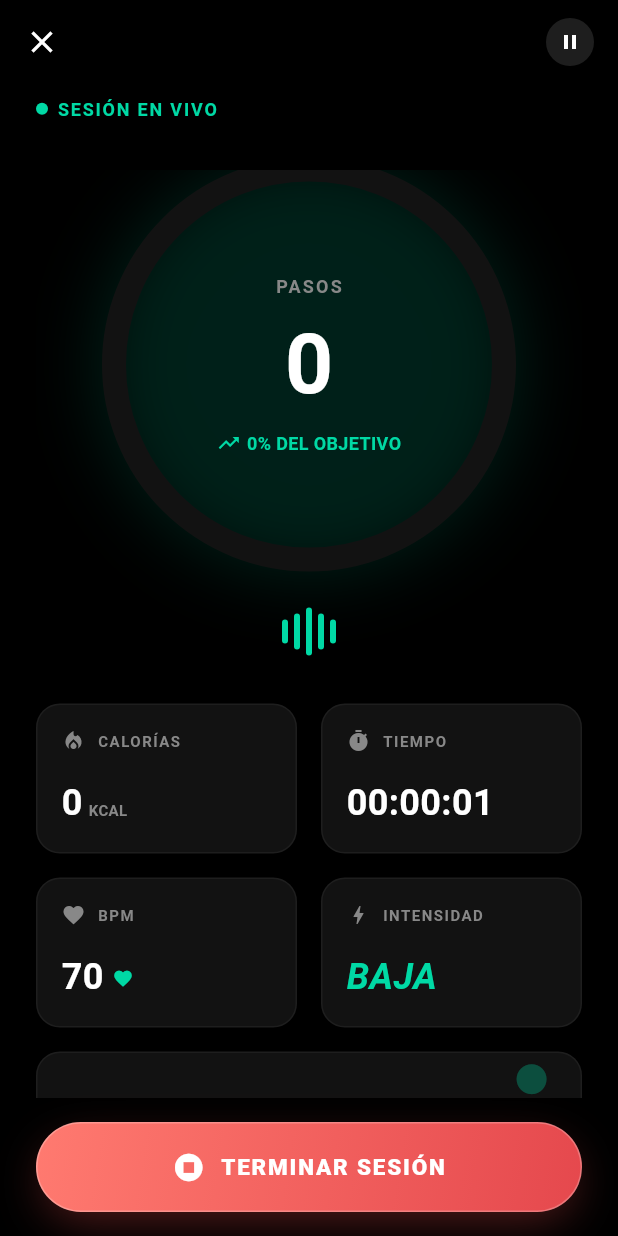
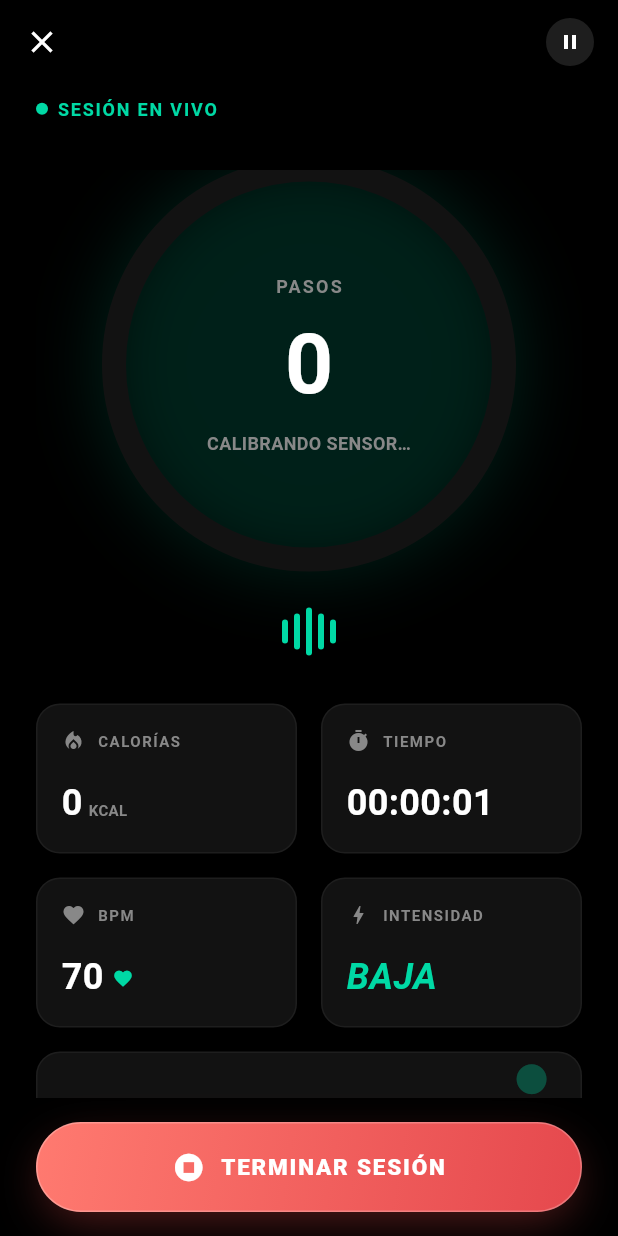
Before and after one commit to geroveglia/looped-mvp, a Flutter app: the SoloDanceScreen screen opened directly, after a tap on "EMPEZAR A BAILAR", on a phone screen of 412 x 824 dp. Run offline on Flutter 3.47's test engine with Material 3 defaults, Android fonts, the phone set to English and light mode, and no system bars; our stand-ins replace flutter_local_notifications, flutter_map, geolocator, google_sign_in, image_picker, latlong2 and 7 more; missing offline and left inert: flutter_foreground_task; accounts and stored records are empty; network calls fail.

Commit message:
fix(steps): cap pedometer points, and stop the counter from teleporting
Reported from a real session: the step count sat still for a few seconds
after starting, then jumped from 23 to 59 the moment the session was
stopped. The 59 was right — Android's TYPE_STEP_COUNTER had counted them,
it just had not delivered them yet.

- motion_scoring: pedometer steps went straight into the total through
  addPoints(), bypassing both the points-per-second cap and the anti-cheat
  penalty multiplier that accelerometer beats go through. They now share
  them. The cap is cumulative against real session time rather than
  applied per arrival, because the sensor hands over several seconds of
  walking in one batch and a per-second limit would clip steps that were
  genuinely spread out. Covered by tests, including that repeated
  impossible batches cannot push the total past the ceiling.

- The counter now animates across the gap instead of snapping, using the
  AnimatedCounter widget that had been sitting in the tree unused since it
  was written. Extended it to interpolate the number, not just pulse, and
  to take a formatter so the thousands separator survives.

- While the first pedometer reading is still pending, both dance screens
  say "CALIBRANDO SENSOR…" instead of showing a zero that looks frozen.
  Android counts steps since boot, so the first reading is spent
  establishing the baseline and can only add zero.

Co-Authored-By: Claude Opus 5 <noreply@anthropic.com>

```diff
--- a/frontend/lib/screens/solo_dance_screen.dart
+++ b/frontend/lib/screens/solo_dance_screen.dart
@@ -2,6 +2,7 @@ import 'package:flutter/material.dart';
 import 'package:provider/provider.dart';
 import '../services/dance_session_manager.dart';
 import '../ui/app_theme.dart';
+import '../ui/animations/animated_counter.dart';
 import 'session_stats_screen.dart';
 
 class SoloDanceScreen extends StatefulWidget {
@@ -174,8 +175,9 @@ class _SoloDanceScreenState extends State<SoloDanceScreen> {
                                       fontWeight: FontWeight.bold,
                                       letterSpacing: 1.5)),
                               const SizedBox(height: 4),
-                              Text(
-                                manager.steps.toString().replaceAllMapped(
+                              AnimatedCounter(
+                                value: manager.steps,
+                                format: (n) => n.toString().replaceAllMapped(
                                     RegExp(r'(\d{1,3})(?=(\d{3})+(?!\d))'),
                                     (Match m) => '${m[1]},'),
                                 style: const TextStyle(
@@ -184,6 +186,15 @@ class _SoloDanceScreenState extends State<SoloDanceScreen> {
                                     fontWeight: FontWeight.bold),
                               ),
                               const SizedBox(height: 4),
+                              if (manager.isCalibratingSteps)
+                                const Text(
+                                  'CALIBRANDO SENSOR…',
+                                  style: TextStyle(
+                                      color: AppTheme.textSecondary,
+                                      fontSize: 12,
+                                      fontWeight: FontWeight.bold),
+                                )
+                              else
                               Row(
                                 mainAxisSize: MainAxisSize.min,
                                 children: [
--- a/frontend/lib/services/dance_session_manager.dart
+++ b/frontend/lib/services/dance_session_manager.dart
@@ -95,6 +95,13 @@ class DanceSessionManager with ChangeNotifier {
   int get points => _points;
   int get elapsedSeconds => _elapsedSeconds;
   bool get isStopping => _isStopping;
+
+  /// El podómetro de Android cuenta desde que arrancó el teléfono, así que la
+  /// primera lectura sólo sirve para fijar la base y no suma ningún paso.
+  /// Hasta que llega, la UI avisa que está calibrando en vez de mostrar un
+  /// cero que parece congelado.
+  bool get isCalibratingSteps =>
+      _isDancing && !_usePedometerFallback && _initialSteps == -1;
 
   /// Set the motion service reference (from Provider context)
   void setMotionService(MotionScoringService service) {
@@ -637,7 +644,7 @@ class DanceSessionManager with ChangeNotifier {
 
       // Submit new steps as points to MotionScoringService
       if (_motionService != null) {
-        _motionService!.addPoints(deltaSteps);
+        _motionService!.addPedometerPoints(deltaSteps);
         _points = _motionService!.currentPoints;
       }
     }
--- a/frontend/lib/ui/animations/animated_counter.dart
+++ b/frontend/lib/ui/animations/animated_counter.dart
@@ -1,13 +1,24 @@
 import 'package:flutter/material.dart';
 
+/// Contador que recorre la diferencia hasta el valor nuevo en vez de saltar.
+///
+/// El podómetro de Android entrega los pasos en tandas: el contador puede
+/// pasar de 23 a 59 de un frame al otro. Verlo subir se lee como "se puso al
+/// día"; verlo teletransportarse se lee como que la app contó mal.
 class AnimatedCounter extends StatefulWidget {
   final int value;
   final TextStyle style;
+
+  /// Formato opcional del número (por ejemplo, separador de miles).
+  final String Function(int)? format;
+  final Duration duration;
 
   const AnimatedCounter({
     super.key,
     required this.value,
     required this.style,
+    this.format,
+    this.duration = const Duration(milliseconds: 600),
   });
 
   @override
@@ -17,22 +28,33 @@ class AnimatedCounter extends StatefulWidget {
 class _AnimatedCounterState extends State<AnimatedCounter>
     with SingleTickerProviderStateMixin {
   late AnimationController _controller;
-  late Animation<double> _scaleAnimation;
+  late Animation<double> _count;
+  late Animation<double> _scale;
 
   @override
   void initState() {
     super.initState();
-    _controller = AnimationController(
-        vsync: this, duration: const Duration(milliseconds: 150));
-    _scaleAnimation = Tween<double>(begin: 1.0, end: 1.2).animate(
-        CurvedAnimation(parent: _controller, curve: Curves.easeOutBack));
+    _controller =
+        AnimationController(vsync: this, duration: widget.duration);
+    _count = AlwaysStoppedAnimation(widget.value.toDouble());
+    // Un pulso que vuelve solo, para que el salto se note sin quedar grande.
+    _scale = TweenSequence<double>([
+      TweenSequenceItem(tween: Tween(begin: 1.0, end: 1.12), weight: 1),
+      TweenSequenceItem(tween: Tween(begin: 1.12, end: 1.0), weight: 3),
+    ]).animate(CurvedAnimation(parent: _controller, curve: Curves.easeOut));
   }
 
   @override
   void didUpdateWidget(AnimatedCounter oldWidget) {
     super.didUpdateWidget(oldWidget);
     if (widget.value != oldWidget.value) {
-      _controller.forward().then((_) => _controller.reverse());
+      // Arranca desde donde se esté mostrando ahora: si entra un valor nuevo
+      // con la animación a mitad de camino, sigue de ahí sin dar un tirón.
+      _count = Tween<double>(
+        begin: _count.value,
+        end: widget.value.toDouble(),
+      ).chain(CurveTween(curve: Curves.easeOutCubic)).animate(_controller);
+      _controller.forward(from: 0);
     }
   }
 
@@ -44,12 +66,18 @@ class _AnimatedCounterState extends State<AnimatedCounter>
 
   @override
   Widget build(BuildContext context) {
-    return ScaleTransition(
-      scale: _scaleAnimation,
-      child: Text(
-        "${widget.value}",
-        style: widget.style,
-      ),
+    return AnimatedBuilder(
+      animation: _controller,
+      builder: (_, __) {
+        final shown = _count.value.round();
+        return Transform.scale(
+          scale: _scale.value,
+          child: Text(
+            widget.format?.call(shown) ?? '$shown',
+            style: widget.style,
+          ),
+        );
+      },
     );
   }
 }
```
Also changed, not shown: frontend/lib/screens/live_dance_screen.dart (+13 -2 lines), frontend/lib/services/motion_scoring_service.dart (+37 -5 lines), 1 other file.
